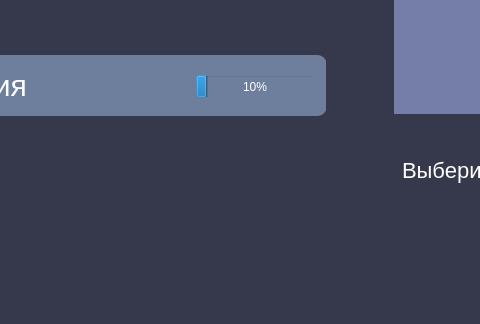
First picture: the form in ui/main_page.ui, repository NotAKes/frog.study, before the edit; both pictures show x 402 to 882 and y 494 to 818 of the 1243 by 818 pixel window.
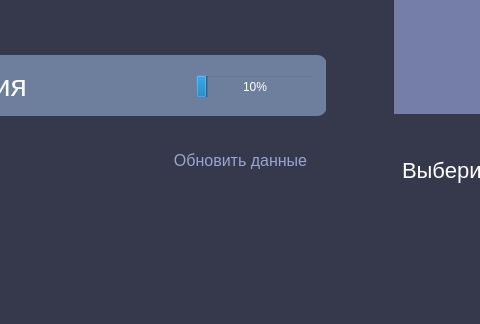
Second picture: the form after the edit.

```diff
--- a/ui/main_page.ui
+++ b/ui/main_page.ui
@@ -320,6 +320,23 @@
         <number>10</number>
        </property>
       </widget>
+      <widget class="QPushButton" name="update_progress">
+       <property name="geometry">
+        <rect>
+         <x>344</x>
+         <y>620</y>
+         <width>141</width>
+         <height>51</height>
+        </rect>
+       </property>
+       <property name="styleSheet">
+        <string notr="true">font-size:16px;
+color:rgb(153, 164, 208);</string>
+       </property>
+       <property name="text">
+        <string>Обновить данные</string>
+       </property>
+      </widget>
       <zorder>label</zorder>
       <zorder>chem_button</zorder>
       <zorder>math_button</zorder>
```
Left out of the diff: 1 changed line with no effect on the pictures.
